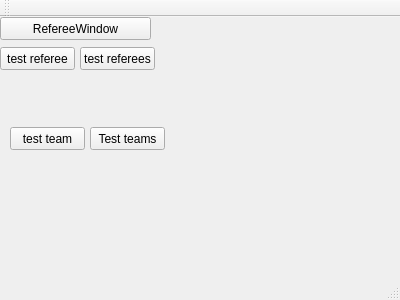
Before: the Qt Designer form RefereeGameBookDV1553/mainwindow.ui in alexanderbrannlund/ProjektRefereeGameBookQt, drawn with Qt 5.
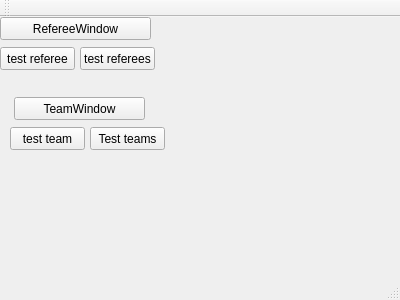
After: the same form once the commit is applied.

```diff
--- a/RefereeGameBookDV1553/mainwindow.ui
+++ b/RefereeGameBookDV1553/mainwindow.ui
@@ -79,6 +79,19 @@
      <string>Test teams</string>
     </property>
    </widget>
+   <widget class="QPushButton" name="pushButton_6">
+    <property name="geometry">
+     <rect>
+      <x>14</x>
+      <y>80</y>
+      <width>131</width>
+      <height>23</height>
+     </rect>
+    </property>
+    <property name="text">
+     <string>TeamWindow</string>
+    </property>
+   </widget>
   </widget>
   <widget class="QMenuBar" name="menuBar">
    <property name="geometry">
```
